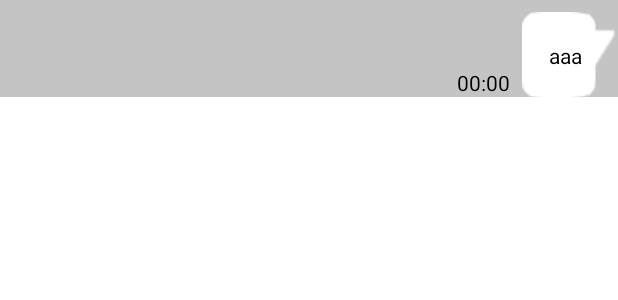
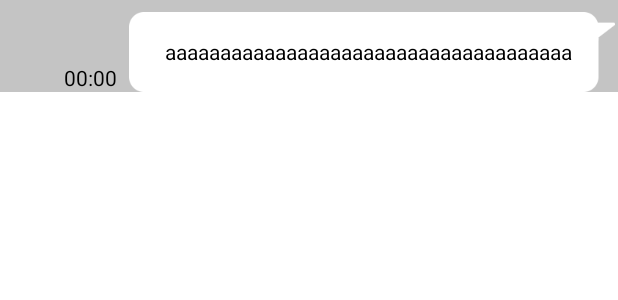
Before and after one commit to 2hyungjin/HotspoTalk, an Android app: the layout layout_rv_item_chat_mine.xml on its own in the app's theme, with its tools: preview values and no code run, on a phone screen of 412 x 824 dp. Shown: the top 300 px of the screen. Run offline under Robolectric (Android 15) with nearby library versions, the phone set to English and light mode, and no system bars; network calls fail.

Commit message:
9 patch 수정

```diff
--- a/HotspoTalk/app/src/main/res/layout/layout_rv_item_chat_mine.xml
+++ b/HotspoTalk/app/src/main/res/layout/layout_rv_item_chat_mine.xml
@@ -10,9 +10,10 @@
         android:id="@+id/linearLayout3"
         android:layout_width="wrap_content"
         android:paddingRight="24dp"
+        android:scaleX="-1"
+        android:background="@mipmap/bubble"
         android:layout_height="wrap_content"
         android:layout_marginTop="8dp"
-        android:background="@drawable/bubble"
         app:layout_constraintEnd_toEndOf="parent"
         app:layout_constraintTop_toTopOf="parent">
 
@@ -22,11 +23,12 @@
             android:layout_height="wrap_content"
             android:layout_margin="10dp"
             android:layout_marginVertical="10dp"
+            android:scaleX="-1"
             android:textColor="@color/black"
             app:layout_constraintBottom_toBottomOf="parent"
             app:layout_constraintStart_toStartOf="parent"
             app:layout_constraintTop_toTopOf="parent"
-            tools:text="aaa" />
+            tools:text="aaaaaaaaaaaaaaaaaaaaaaaaaaaaaaaaaaaaa" />
     </androidx.constraintlayout.widget.ConstraintLayout>
 
     <TextView
--- a/HotspoTalk/app/src/main/res/layout/layout_rv_item_chat_yours.xml
+++ b/HotspoTalk/app/src/main/res/layout/layout_rv_item_chat_yours.xml
@@ -20,7 +20,7 @@
             android:id="@+id/tv_nickname_yours"
             android:layout_width="wrap_content"
             android:layout_height="wrap_content"
-            android:layout_marginStart="20dp"
+            android:layout_marginStart="10dp"
             android:layout_marginBottom="5dp"
             android:layout_weight="1"
             android:textColor="@color/black"
@@ -30,8 +30,7 @@
             android:id="@+id/linearLayout3"
             android:layout_width="wrap_content"
             android:layout_height="wrap_content"
-            android:background="@drawable/bubble"
-            android:scaleX="-1"
+            android:background="@mipmap/bubble"
             app:layout_constraintStart_toEndOf="@+id/cardView4"
             app:layout_constraintTop_toTopOf="parent">
 
@@ -42,7 +41,6 @@
                 android:layout_marginVertical="10dp"
                 android:layout_marginStart="10dp"
                 android:layout_marginEnd="25dp"
-                android:scaleX="-1"
                 android:textColor="@color/black"
                 tools:text="whyranoaaaaaaaaaaaaaa\nsdfsdfasdfasdf>??" />
         </LinearLayout>
```
Also changed, not shown: HotspoTalk/app/src/main/res/drawable/bubble.9.png (deleted), HotspoTalk/app/src/main/res/mipmap-hdpi/bubble.9.png (added), HotspoTalk/app/src/main/res/mipmap-mdpi/bubble.9.png (added), HotspoTalk/app/src/main/res/mipmap-xhdpi/bubble.9.png (added), HotspoTalk/app/src/main/res/mipmap-xxhdpi/bubble.9.png (added), HotspoTalk/app/src/main/res/mipmap-xxxhdpi/bubble.9.png (added).
